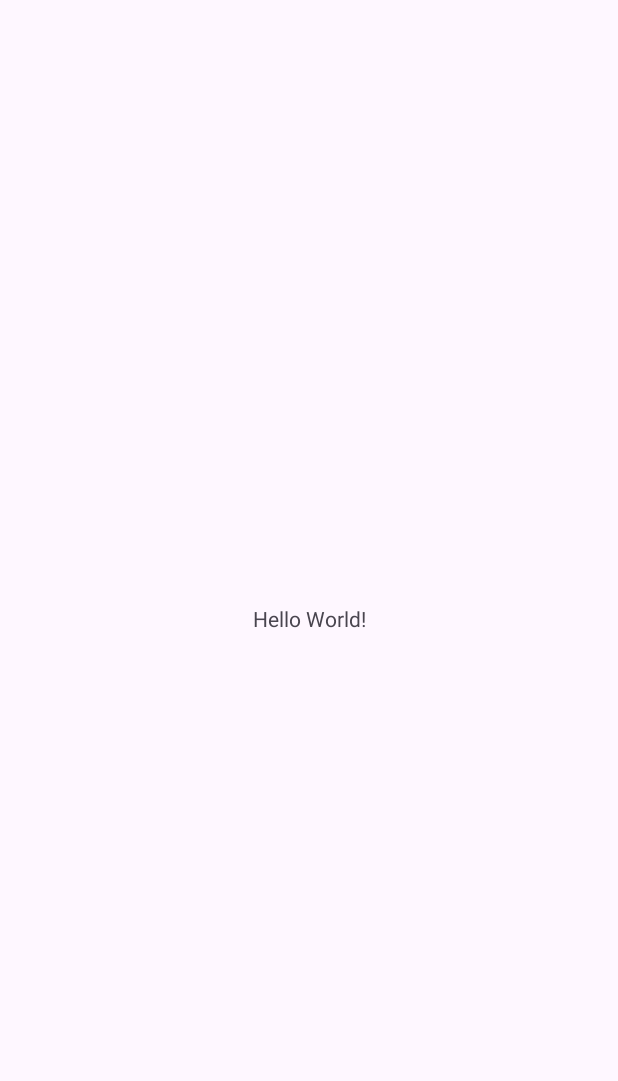
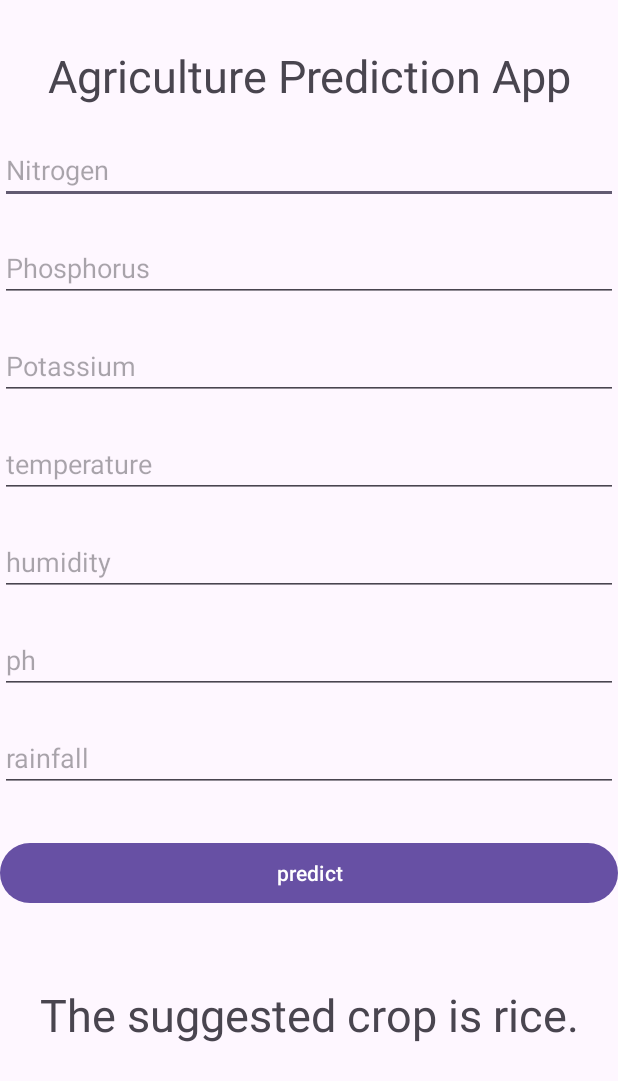
Before and after one commit to raban2/Optimizing-Agriculture-Production, an Android app: the screen it shows after launch (MainActivity), on a phone screen of 412 x 824 dp. Before the commit the part shown is almost empty. Shown: the top 1081 px of the screen. Run offline under Robolectric (Android 15) with nearby library versions, the phone set to English and light mode, and no system bars.

Commit message:
creating UI for the app

```diff
--- a/App/app/src/main/res/layout/activity_main.xml
+++ b/App/app/src/main/res/layout/activity_main.xml
@@ -1,18 +1,98 @@
 <?xml version="1.0" encoding="utf-8"?>
-<androidx.constraintlayout.widget.ConstraintLayout xmlns:android="http://schemas.android.com/apk/res/android"
+<LinearLayout xmlns:android="http://schemas.android.com/apk/res/android"
     xmlns:app="http://schemas.android.com/apk/res-auto"
     xmlns:tools="http://schemas.android.com/tools"
     android:layout_width="match_parent"
     android:layout_height="match_parent"
-    tools:context=".MainActivity">
+    tools:context=".MainActivity"
+    android:orientation="vertical">
 
     <TextView
-        android:layout_width="wrap_content"
+        android:layout_width="match_parent"
         android:layout_height="wrap_content"
-        android:text="Hello World!"
-        app:layout_constraintBottom_toBottomOf="parent"
-        app:layout_constraintEnd_toEndOf="parent"
-        app:layout_constraintStart_toStartOf="parent"
-        app:layout_constraintTop_toTopOf="parent" />
+        android:text="Agriculture Prediction App"
+        android:textSize="30sp"
+        android:textAlignment="center"
+        android:layout_marginTop="30dp"></TextView>
 
-</androidx.constraintlayout.widget.ConstraintLayout>
+        <!--Edit Text box for the Nitrogen-->
+        <EditText
+            android:layout_width="match_parent"
+            android:layout_height="wrap_content"
+            android:singleLine="true"
+            android:hint="Nitrogen"
+            android:id="@+id/N"
+
+            android:layout_marginTop="20dp"></EditText>
+
+    <!--Edit Text box for the Nitrogen-->
+    <EditText
+        android:layout_width="match_parent"
+        android:layout_height="wrap_content"
+        android:singleLine="true"
+        android:hint="Phosphorus"
+        android:id="@+id/P"
+        android:layout_marginTop="20dp"></EditText>
+
+    <!--Edit Text box for the Nitrogen-->
+    <EditText
+        android:layout_width="match_parent"
+        android:layout_height="wrap_content"
+        android:singleLine="true"
+        android:hint="Potassium"
+        android:id="@+id/K"
+        android:layout_marginTop="20dp"></EditText>
+    <!--Edit Text box for the Nitrogen-->
+    <EditText
+        android:layout_width="match_parent"
+        android:layout_height="wrap_content"
+        android:singleLine="true"
+        android:hint="temperature"
+        android:id="@+id/temperature"
+        android:layout_marginTop="20dp"></EditText>
+    <!--Edit Text box for the Nitrogen-->
+    <EditText
+        android:layout_width="match_parent"
+        android:layout_height="wrap_content"
+        android:singleLine="true"
+        android:hint="humidity"
+        android:id="@+id/humidity"
+        android:layout_marginTop="20dp"></EditText>
+
+    <!--Edit Text box for the Nitrogen-->
+    <EditText
+        android:layout_width="match_parent"
+        android:layout_height="wrap_content"
+        android:singleLine="true"
+        android:hint="ph"
+        android:id="@+id/ph"
+        android:layout_marginTop="20dp"></EditText>
+
+    <!--Edit Text box for the Nitrogen-->
+    <EditText
+        android:layout_width="match_parent"
+        android:layout_height="wrap_content"
+        android:hint="rainfall"
+        android:singleLine="true"
+        android:id="@+id/rainfall"
+        android:layout_marginTop="20dp"></EditText>
+
+    <!--    button -->
+    <Button
+        android:layout_width="match_parent"
+        android:layout_height="wrap_content"
+        android:text="predict"
+        android:layout_marginTop="30dp"
+        android:id="@+id/Predict"></Button>
+
+
+    <!--    TextView to display the Result-->
+    <TextView
+        android:layout_width="match_parent"
+        android:layout_height="wrap_content"
+        android:text="The suggested crop is rice."
+        android:textSize="30dp"
+        android:layout_marginTop="50dp"
+        android:textAlignment="center"></TextView>
+
+</LinearLayout>
```
